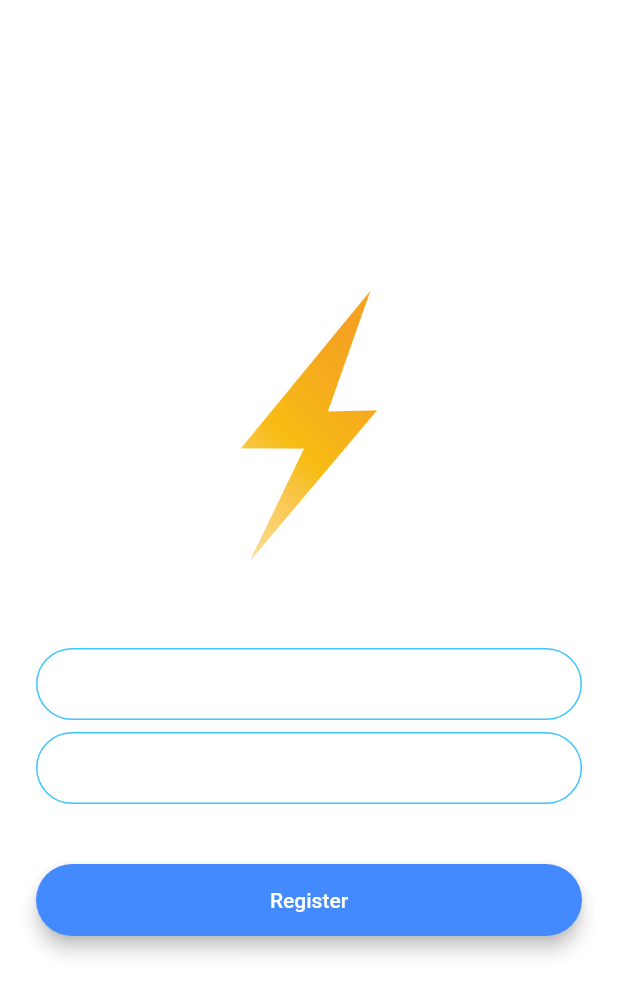
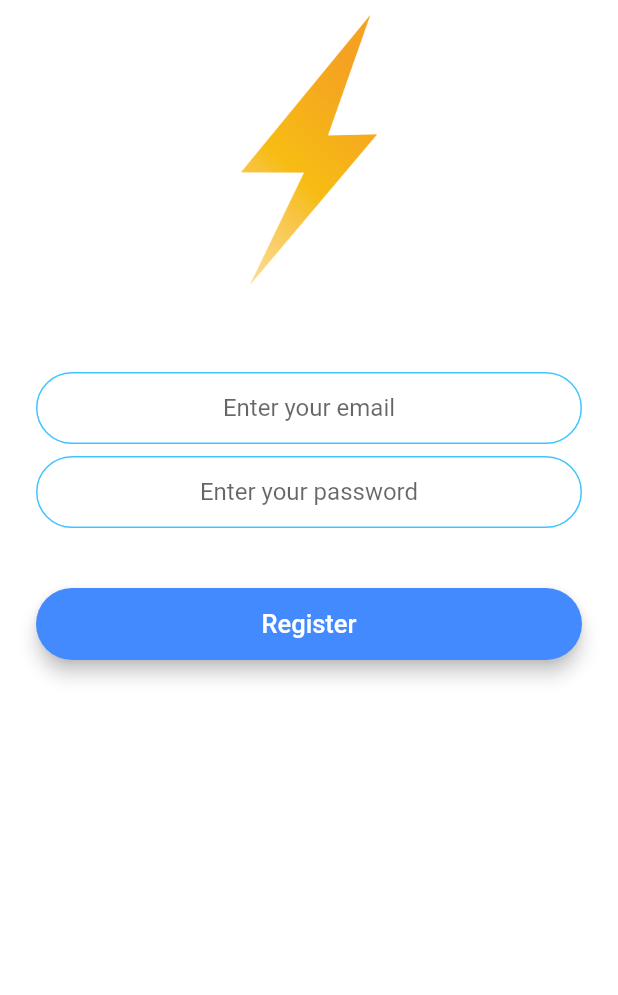
Before and after one commit to sarang-m/flutter_chat_app, a Flutter app: the RegistrationScreen screen opened by its route, on a phone screen of 412 x 824 dp. Shown: the top 995 px of the screen. Run offline on Flutter 3.47's test engine with Material 2 defaults, Android fonts, the phone set to English and light mode, and no system bars; our stand-ins replace animated_text_kit, firebase_auth, modal_progress_hud; accounts and stored records are empty.

```diff
--- a/lib/components/rounded_button.dart
+++ b/lib/components/rounded_button.dart
@@ -18,7 +18,9 @@ class RoundedButton extends StatelessWidget {
           onPressed: onPressed,
           minWidth: 200.0,
           height: 42.0,
-          child: Text('$newText',),
+          child: Text('$newText',style: TextStyle(
+            color: Colors.white,fontSize: 17
+          ),),
         ),
       ),
     );
--- a/lib/constants.dart
+++ b/lib/constants.dart
@@ -19,7 +19,7 @@ const kMessageContainerDecoration = BoxDecoration(
 );
 
 const kTextFieldDecoration = InputDecoration(
-  hintText: 'Enter your email',
+  hintText: 'Enter the text',
   contentPadding:
   EdgeInsets.symmetric(vertical: 10.0, horizontal: 20.0),
   border: OutlineInputBorder(
@@ -36,3 +36,10 @@ const kTextFieldDecoration = InputDecoration(
     borderRadius: BorderRadius.all(Radius.circular(32.0)),
   ),
 );
+
+/*
+theme: ThemeData.dark().copyWith(
+textTheme: TextTheme(
+bodyText2: TextStyle(color: Colors.black87),
+),
+),*/
--- a/lib/main.dart
+++ b/lib/main.dart
@@ -10,11 +10,6 @@ class FlashChat extends StatelessWidget {
   @override
   Widget build(BuildContext context) {
     return MaterialApp(
-      theme: ThemeData.dark().copyWith(
-        textTheme: TextTheme(
-          bodyText2: TextStyle(color: Colors.black87),
-        ),
-      ),
       initialRoute:WelcomeScreen.tag,
       routes: <String, WidgetBuilder>{
         ChatScreen.tag:(context) => ChatScreen(),
--- a/lib/screens/registration_screen.dart
+++ b/lib/screens/registration_screen.dart
@@ -1,6 +1,9 @@
 import 'package:flash_chat/components/rounded_button.dart';
 import 'package:flash_chat/constants.dart';
+import 'package:flash_chat/screens/chat_screen.dart';
 import 'package:flutter/material.dart';
+import 'package:firebase_auth/firebase_auth.dart';
+import 'package:modal_progress_hud/modal_progress_hud.dart';
 
 class RegistrationScreen extends StatefulWidget {
   static const String tag = 'registration_screen';
@@ -9,12 +12,20 @@ class RegistrationScreen extends StatefulWidget {
 }
 
 class _RegistrationScreenState extends State<RegistrationScreen> {
+  final _auth = FirebaseAuth.instance;
+  bool showSpinner = false;
+  String email;
+  String password;
+
   @override
   Widget build(BuildContext context) {
     return Scaffold(
       backgroundColor: Colors.white,
-      body: Padding(
+      body: ModalProgressHUD(
+        inAsyncCall: showSpinner,
+        child: Padding(
           padding: EdgeInsets.symmetric(horizontal: 24.0),
+          child: SingleChildScrollView(
             child: Column(
               mainAxisAlignment: MainAxisAlignment.center,
               crossAxisAlignment: CrossAxisAlignment.stretch,
@@ -30,28 +41,52 @@ class _RegistrationScreenState extends State<RegistrationScreen> {
                   height: 48.0,
                 ),
                 TextField(
+                  keyboardType: TextInputType.emailAddress,
+                  textAlign: TextAlign.center,
                   onChanged: (value) {
+                    email = value;
                     //Do something with the user input.
                   },
-              decoration: kTextFieldDecoration,
+                  decoration: kTextFieldDecoration.copyWith(
+                      hintText: 'Enter your email'),
                 ),
                 SizedBox(
                   height: 8.0,
                 ),
                 TextField(
+                  textAlign: TextAlign.center,
+                  obscureText: true,
                   onChanged: (value) {
                     //Do something with the user input.
+                    password = value;
                   },
-              decoration: kTextFieldDecoration,
+                  decoration: kTextFieldDecoration.copyWith(
+                      hintText: 'Enter your password'),
                 ),
                 SizedBox(
                   height: 24.0,
                 ),
                 RoundedButton(newColor: Colors.blueAccent,newText: 'Register',
-                onPressed: (){
-                  Navigator.pushNamed(context, RegistrationScreen.tag);
+                    onPressed: ()async{
+                  setState(() {
+                    showSpinner = true;
+                  });
+                  try {
+                    final newUser = await _auth.createUserWithEmailAndPassword(
+                        email: email, password: password);
+                    if (newUser != null){
+                      Navigator.pushNamed(context, ChatScreen.tag);
+                    }
+                    setState(() {
+                      showSpinner = false;
+                    });
+                  }catch(e){
+                    print(e);
+                  }
                     }),
               ],
+            ),
+          ),
         ),
       ),
     );
--- a/pubspec.yaml
+++ b/pubspec.yaml
@@ -12,6 +12,10 @@ dependencies:
 
   cupertino_icons: ^0.1.2
   animated_text_kit: ^2.2.0
+  firebase_core: ^0.4.5
+  firebase_auth: ^0.16.1
+  cloud_firestore: ^0.13.6
+  modal_progress_hud: ^0.1.3
 
 dev_dependencies:
   flutter_test:
```
Also changed, not shown: lib/screens/chat_screen.dart (+24 -0 lines), lib/screens/login_screen.dart (+40 -5 lines), pubspec.lock, 4 other files. Lines whose indentation alone changed are shown as unchanged.
